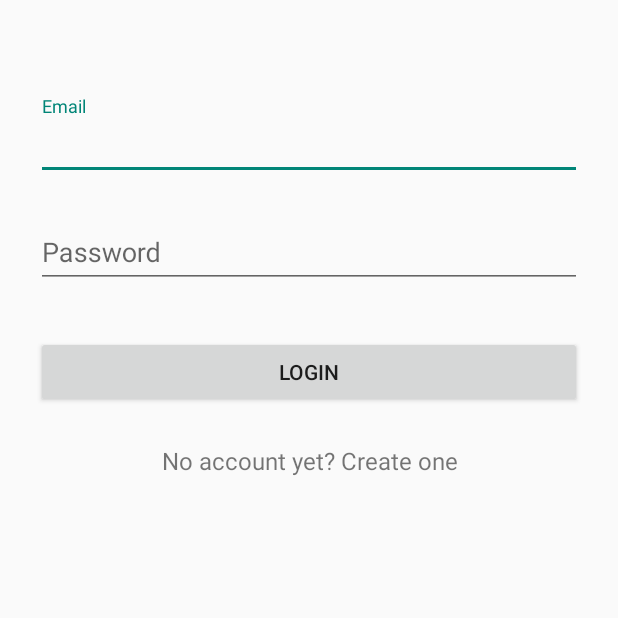
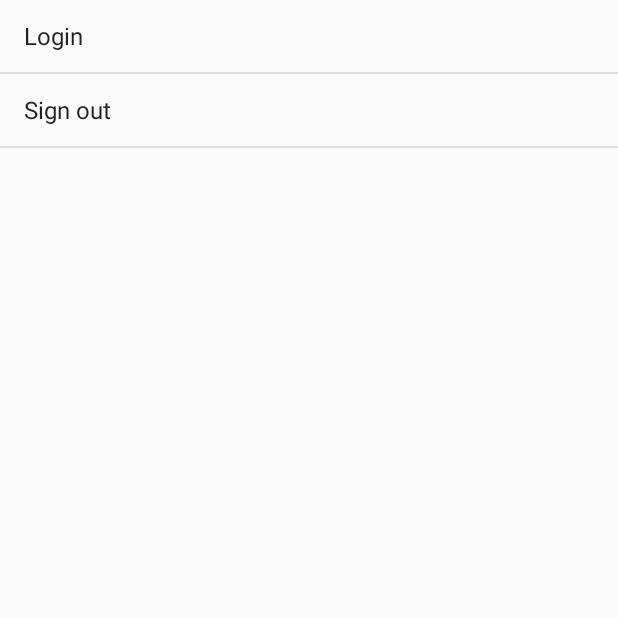
Before and after one commit to kukkikkpl/Calcurie, an Android app: the screen it shows after launch (MainActivity), on a phone screen of 412 x 824 dp, the top half of it. Run offline under Robolectric (Android 15) with nearby library versions, the phone set to English and light mode, and no system bars.

Commit message:
Create MenuFragment

```diff
--- a/app/src/main/java/com/calcurie/calcurie/LoginFragment.java
+++ b/app/src/main/java/com/calcurie/calcurie/LoginFragment.java
@@ -36,12 +36,6 @@ public class LoginFragment extends Fragment {
         firebaseAuth = FirebaseAuth.getInstance();
         loginBtn();
         registerBtn();
-    }
-
-    @Override
-    public void onResume() {
-        super.onResume();
-        ((AppCompatActivity)getActivity()).getSupportActionBar().hide();
     }
 
     void loginBtn() {
--- a/app/src/main/java/com/calcurie/calcurie/MainActivity.java
+++ b/app/src/main/java/com/calcurie/calcurie/MainActivity.java
@@ -15,7 +15,7 @@ public class MainActivity extends AppCompatActivity {
         if (savedInstanceState == null){
             getSupportFragmentManager()
                     .beginTransaction()
-                    .replace(R.id.activity_main, new LoginFragment()).commit();
+                    .replace(R.id.activity_main, new MenuFragment()).commit();
         }
 
     }
--- a/app/src/main/java/com/calcurie/calcurie/MenuFragment.java
+++ b/app/src/main/java/com/calcurie/calcurie/MenuFragment.java
@@ -4,20 +4,58 @@ import android.os.Bundle;
 import android.support.annotation.NonNull;
 import android.support.annotation.Nullable;
 import android.support.v4.app.Fragment;
+import android.support.v7.app.AppCompatActivity;
+import android.util.Log;
 import android.view.LayoutInflater;
 import android.view.View;
 import android.view.ViewGroup;
+import android.widget.AdapterView;
+import android.widget.ArrayAdapter;
+import android.widget.ListView;
+
+import java.util.ArrayList;
 
 public class MenuFragment extends Fragment {
 
+    ArrayList<String> menu = new ArrayList<>();
     @Nullable
     @Override
     public View onCreateView(@NonNull LayoutInflater inflater, @Nullable ViewGroup container, @Nullable Bundle savedInstanceState) {
-        return super.onCreateView(inflater, container, savedInstanceState);
+        return inflater.inflate(R.layout.fragment_menu, container, false);
     }
 
     @Override
     public void onActivityCreated(@Nullable Bundle savedInstanceState) {
         super.onActivityCreated(savedInstanceState);
+        menu.clear();
+        menu.add("Login");
+        menu.add("Sign out");
+
+        ListView menuList = getView().findViewById(R.id.menu_list);
+        final ArrayAdapter<String> menuAdapter = new ArrayAdapter<String>(
+                getActivity(),
+                android.R.layout.simple_list_item_1,
+                menu
+        );
+        menuList.setAdapter(menuAdapter);
+        menuList.setOnItemClickListener(new AdapterView.OnItemClickListener() {
+            @Override
+            public void onItemClick(AdapterView<?> parent, View view, int position, long id) {
+                Log.d("MENU", "Select " + menu.get(position));
+                if (menu.get(position).equals("Login")) {
+                    getActivity()
+                            .getSupportFragmentManager()
+                            .beginTransaction()
+                            .replace(R.id.activity_main, new LoginFragment())
+                            .addToBackStack(null).commit();
+                }
+            }
+        });
+    }
+
+    @Override
+    public void onResume() {
+        super.onResume();
+        ((AppCompatActivity)getActivity()).getSupportActionBar().hide();
     }
 }
--- /dev/null
+++ b/app/src/main/res/layout/fragment_menu.xml
@@ -0,0 +1,10 @@
+<?xml version="1.0" encoding="utf-8"?>
+    <LinearLayout xmlns:android="http://schemas.android.com/apk/res/android"
+        android:orientation="vertical" android:layout_width="match_parent"
+        android:layout_height="match_parent">
+        <ListView
+            android:layout_width="match_parent"
+            android:layout_height="match_parent"
+            android:id="@+id/menu_list"
+            ></ListView>
+    </LinearLayout>
```
